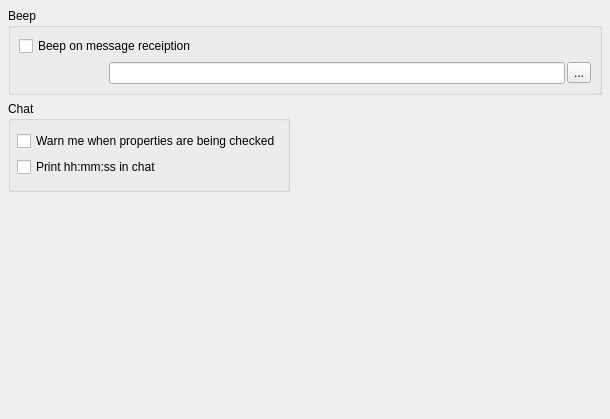
The window that qrezix/chat/rzxchatpropui.ui (Fruneau/qRezix) describes before a commit, drawn with Qt 5.
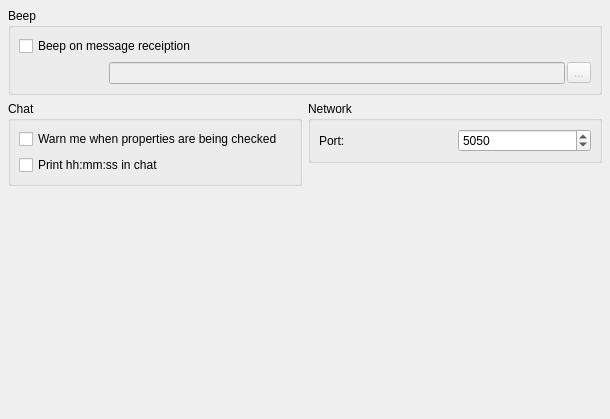
The same window after the commit.

Patch:
```diff
--- a/qrezix/chat/rzxchatpropui.ui
+++ b/qrezix/chat/rzxchatpropui.ui
@@ -22,51 +22,6 @@
    <property name="spacing" >
     <number>6</number>
    </property>
-   <item row="1" column="1" >
-    <spacer>
-     <property name="orientation" >
-      <enum>Qt::Horizontal</enum>
-     </property>
-     <property name="sizeHint" >
-      <size>
-       <width>262</width>
-       <height>91</height>
-      </size>
-     </property>
-    </spacer>
-   </item>
-   <item row="1" column="0" >
-    <widget class="QGroupBox" name="groupChat" >
-     <property name="title" >
-      <string>Chat</string>
-     </property>
-     <layout class="QGridLayout" >
-      <property name="margin" >
-       <number>6</number>
-      </property>
-      <property name="spacing" >
-       <number>2</number>
-      </property>
-      <item row="1" column="0" >
-       <widget class="QCheckBox" name="cbPropertiesWarning" >
-        <property name="whatsThis" >
-         <string>&lt;h3>warning&lt;/h3>&lt;p>If you check this you will receive an notification each time somebody check you properties&lt;/p>&lt;p>&lt;b>Warning :&lt;/b> in some cases, this option can be used to spam you with notification windows&lt;/p></string>
-        </property>
-        <property name="text" >
-         <string>Warn me when properties are being checked</string>
-        </property>
-       </widget>
-      </item>
-      <item row="2" column="0" >
-       <widget class="QCheckBox" name="cbPrintTime" >
-        <property name="text" >
-         <string>Print hh:mm:ss in chat</string>
-        </property>
-       </widget>
-      </item>
-     </layout>
-    </widget>
-   </item>
    <item row="0" column="0" colspan="2" >
     <widget class="QGroupBox" name="groupBeep" >
      <property name="title" >
@@ -79,6 +34,16 @@
       <property name="spacing" >
        <number>6</number>
       </property>
+      <item row="0" column="0" >
+       <widget class="QCheckBox" name="chkBeep" >
+        <property name="whatsThis" >
+         <string>&lt;h3>Beep on message&lt;/h3>&lt;p>Check this if you want qRezix to play a sound when you receive en message&lt;/p></string>
+        </property>
+        <property name="text" >
+         <string>Beep on message receiption</string>
+        </property>
+       </widget>
+      </item>
       <item row="1" column="0" >
        <layout class="QHBoxLayout" >
         <property name="margin" >
@@ -104,7 +69,10 @@
          </spacer>
         </item>
         <item>
-         <widget class="QLineEdit" name="txtBeep" >
+         <widget class="QLineEdit" name="beepSound" >
+          <property name="enabled" >
+           <bool>false</bool>
+          </property>
           <property name="whatsThis" >
            <string>&lt;h3>Beep on message&lt;/h3>&lt;p>Select the sound to play when you receive a new message&lt;/p></string>
           </property>
@@ -112,6 +80,9 @@
         </item>
         <item>
          <widget class="QToolButton" name="btnBeepBrowse" >
+          <property name="enabled" >
+           <bool>false</bool>
+          </property>
           <property name="text" >
            <string>...</string>
           </property>
@@ -122,28 +93,104 @@
         </item>
        </layout>
       </item>
+     </layout>
+    </widget>
+   </item>
+   <item row="1" column="1" >
+    <widget class="QGroupBox" name="groupNetwork" >
+     <property name="title" >
+      <string>Network</string>
+     </property>
+     <layout class="QGridLayout" >
+      <property name="margin" >
+       <number>8</number>
+      </property>
+      <property name="spacing" >
+       <number>6</number>
+      </property>
+      <item row="0" column="1" >
+       <widget class="QSpinBox" name="chat_port" >
+        <property name="toolTip" >
+         <string>&lt;h3>Peer2peer port&lt;/h3>&lt;p>Define the port of the chat&lt;/p>&lt;p>You shouldn't have to modify this value&lt;/p></string>
+        </property>
+        <property name="maximum" >
+         <number>32768</number>
+        </property>
+        <property name="value" >
+         <number>5050</number>
+        </property>
+       </widget>
+      </item>
       <item row="0" column="0" >
-       <widget class="QCheckBox" name="chkBeep" >
+       <widget class="QLabel" name="lblServerport" >
+        <property name="text" >
+         <string>Port:</string>
+        </property>
+        <property name="textFormat" >
+         <enum>Qt::PlainText</enum>
+        </property>
+        <property name="buddy" >
+         <cstring>chat_port</cstring>
+        </property>
+       </widget>
+      </item>
+     </layout>
+    </widget>
+   </item>
+   <item row="3" column="0" >
+    <spacer>
+     <property name="orientation" >
+      <enum>Qt::Vertical</enum>
+     </property>
+     <property name="sizeHint" >
+      <size>
+       <width>221</width>
+       <height>198</height>
+      </size>
+     </property>
+    </spacer>
+   </item>
+   <item rowspan="2" row="1" column="0" >
+    <widget class="QGroupBox" name="groupChat" >
+     <property name="title" >
+      <string>Chat</string>
+     </property>
+     <layout class="QGridLayout" >
+      <property name="margin" >
+       <number>8</number>
+      </property>
+      <property name="spacing" >
+       <number>6</number>
+      </property>
+      <item row="1" column="0" >
+       <widget class="QCheckBox" name="cbPrintTime" >
+        <property name="text" >
+         <string>Print hh:mm:ss in chat</string>
+        </property>
+       </widget>
+      </item>
+      <item row="0" column="0" >
+       <widget class="QCheckBox" name="cbPropertiesWarning" >
         <property name="whatsThis" >
-         <string>&lt;h3>Beep on message&lt;/h3>&lt;p>Check this if you want qRezix to play a sound when you receive en message&lt;/p></string>
+         <string>&lt;h3>warning&lt;/h3>&lt;p>If you check this you will receive an notification each time somebody check you properties&lt;/p>&lt;p>&lt;b>Warning :&lt;/b> in some cases, this option can be used to spam you with notification windows&lt;/p></string>
         </property>
         <property name="text" >
-         <string>Beep on message receiption</string>
+         <string>Warn me when properties are being checked</string>
         </property>
        </widget>
       </item>
      </layout>
     </widget>
    </item>
-   <item row="2" column="0" colspan="2" >
+   <item rowspan="2" row="2" column="1" >
     <spacer>
      <property name="orientation" >
       <enum>Qt::Vertical</enum>
      </property>
      <property name="sizeHint" >
       <size>
-       <width>531</width>
-       <height>181</height>
+       <width>20</width>
+       <height>221</height>
       </size>
      </property>
     </spacer>
```
Left out of the diff: 20 changed lines with no effect on the pictures.
